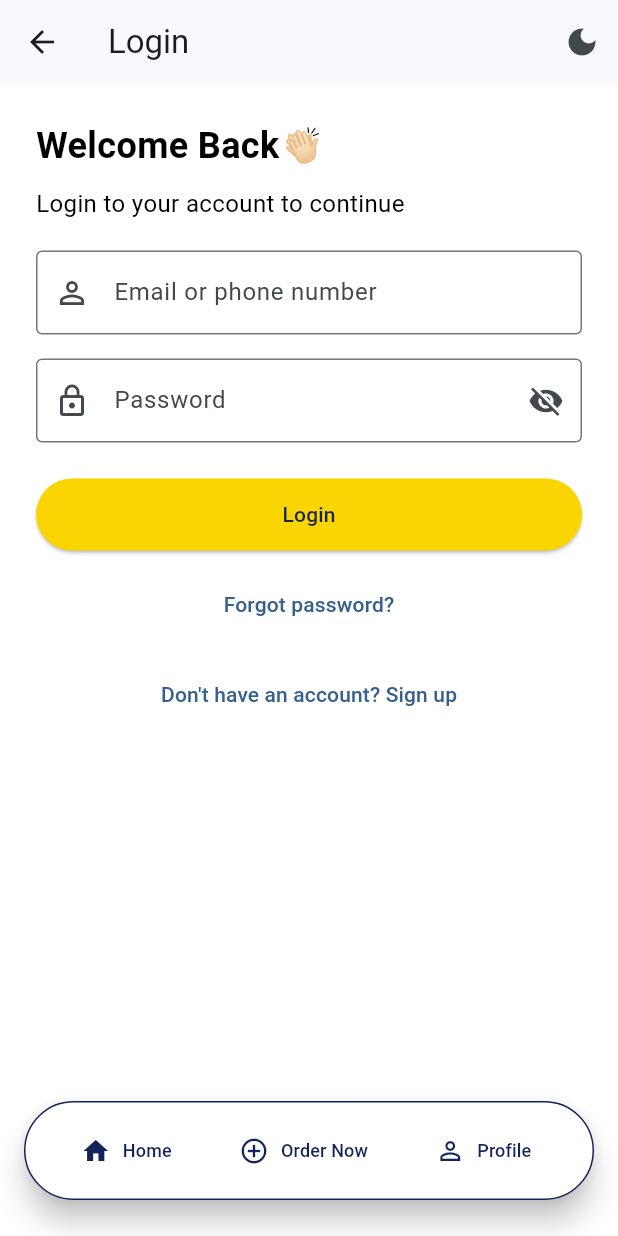
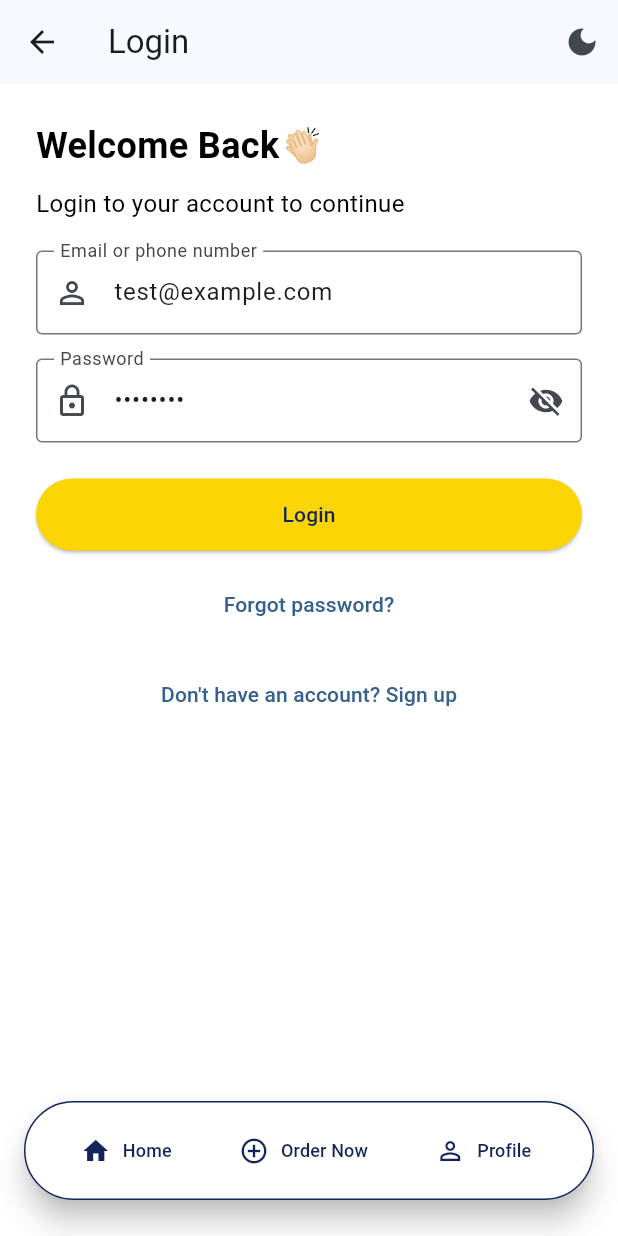
Before and after one commit to ImthiazRagib/Flutter.Assignment.Customer.App, a Flutter app: the LoginPage screen opened by its route, on a phone screen of 412 x 824 dp. Run offline on Flutter 3.47's test engine with Material 3 defaults, Android fonts, the phone set to English and light mode, and no system bars; our stand-ins replace go_router, shared_preferences; accounts and stored records are empty.

Commit message:
Initialize TextEditingControllers with default values in LoginForm and add context check in Login and Landing pages
- Set default email and password values in LoginForm for improved testing and user experience.
- Added context mounted checks in Login and Landing pages to prevent potential errors during asynchronous operations.

```diff
--- a/lib/features/auth/login.dart
+++ b/lib/features/auth/login.dart
@@ -21,6 +21,7 @@ class LoginPage extends StatelessWidget {
       required String password,
     }) async {
       await authProvider.setEmailOrPhone(emailOrPhone);
+      if (!context.mounted) return;
       ScaffoldMessenger.of(context).showSnackBar(
         const SnackBar(content: Text('You are logged in successfully')),
       );
--- a/lib/features/auth/login_form.dart
+++ b/lib/features/auth/login_form.dart
@@ -19,8 +19,8 @@ class LoginForm extends StatefulWidget {
 
 class _LoginFormState extends State<LoginForm> {
   final _formKey = GlobalKey<FormState>();
-  final _emailOrPhone = TextEditingController();
-  final _password = TextEditingController();
+  final _emailOrPhone = TextEditingController(text: 'test@example.com');
+  final _password = TextEditingController(text: 'password');
   bool _obscurePassword = true;
 
   @override
--- a/lib/features/landing/landing.dart
+++ b/lib/features/landing/landing.dart
@@ -122,6 +122,7 @@ class LandingPage extends StatelessWidget {
               onTap: () async {
                 Navigator.pop(context);
                 await authProvider.logout();
+                if (!context.mounted) return;
                 context.go('/');
               },
             ),
```
